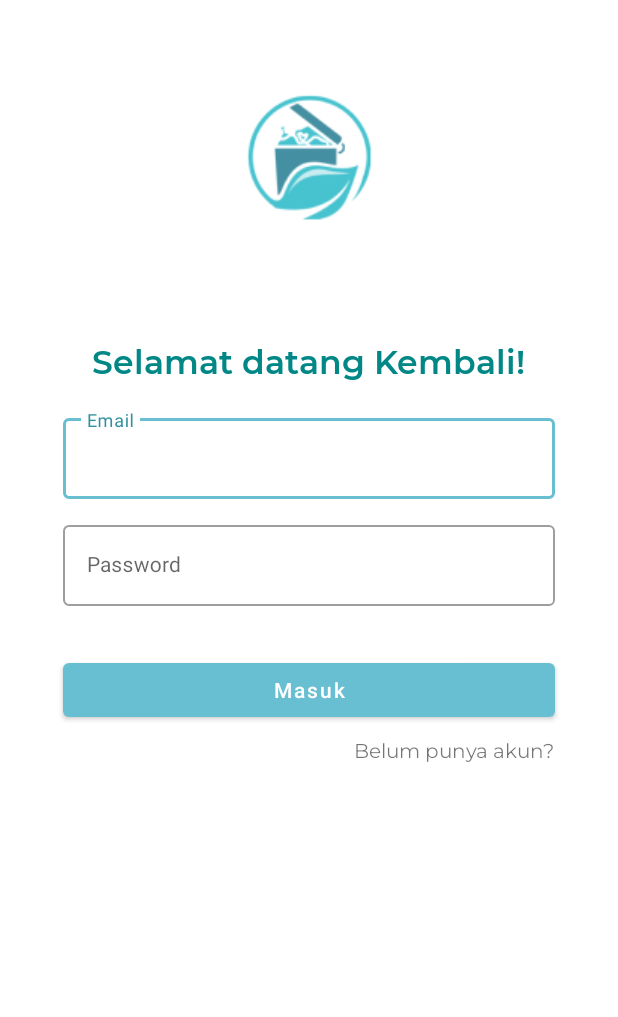
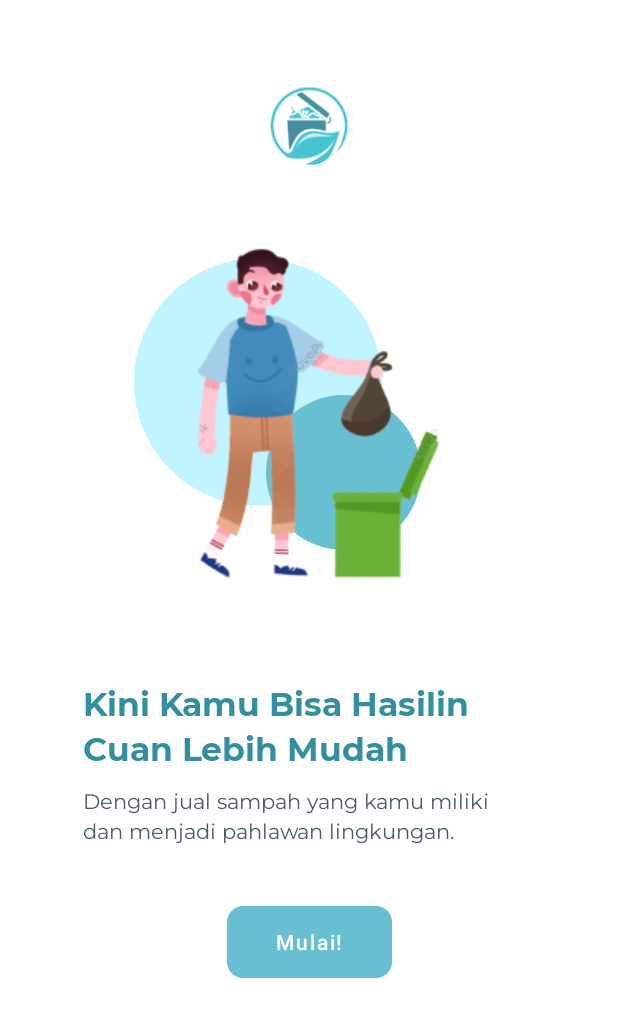
Before and after one commit to Ibrahimss02/TrashIn, an Android app: the screen it shows after launch (LoginActivity before the commit, IntroActivity after it), on a phone screen of 412 x 824 dp. Shown: the top 1017 px of the screen. Run offline under Robolectric (Android 15) with nearby library versions, the phone set to English and light mode, and no system bars; our stand-ins replace Firebase (no records; nobody signed in at launch, a user with empty details on screens opened directly), data binding.

Commit message:
added splash screen, intro, and some minor changes

```diff
--- /dev/null
+++ b/app/src/main/java/com/raion/trashin/ui/IntroActivity.kt
@@ -0,0 +1,24 @@
+package com.raion.trashin.ui
+
+import android.content.Intent
+import androidx.appcompat.app.AppCompatActivity
+import android.os.Bundle
+import com.raion.trashin.R
+import com.raion.trashin.databinding.ActivityIntroBinding
+import com.raion.trashin.ui.loginActivity.LoginActivity
+
+class IntroActivity : AppCompatActivity() {
+
+    private lateinit var binding : ActivityIntroBinding
+
+    override fun onCreate(savedInstanceState: Bundle?) {
+        super.onCreate(savedInstanceState)
+        binding = ActivityIntroBinding.inflate(layoutInflater)
+        setContentView(binding.root)
+
+        binding.startButton.setOnClickListener {
+            startActivity(Intent(this, LoginActivity::class.java))
+            finish()
+        }
+    }
+}
--- /dev/null
+++ b/app/src/main/java/com/raion/trashin/ui/SplashScreenActivity.kt
@@ -0,0 +1,34 @@
+package com.raion.trashin.ui
+
+import android.content.Intent
+import androidx.appcompat.app.AppCompatActivity
+import android.os.Bundle
+import com.google.firebase.auth.ktx.auth
+import com.google.firebase.ktx.Firebase
+import com.raion.trashin.R
+import com.raion.trashin.ui.loginActivity.LoginActivity
+import kotlinx.coroutines.CoroutineScope
+import kotlinx.coroutines.Dispatchers
+import kotlinx.coroutines.delay
+import kotlinx.coroutines.launch
+
+class SplashScreenActivity : AppCompatActivity() {
+
+    private val auth = Firebase.auth
+
+    override fun onCreate(savedInstanceState: Bundle?) {
+        super.onCreate(savedInstanceState)
+        setContentView(R.layout.activity_splash_screen)
+
+        CoroutineScope(Dispatchers.Main).launch {
+            delay(1500)
+            if (auth.currentUser != null) {
+                startActivity(Intent(this@SplashScreenActivity, LandingPageActivity::class.java))
+                finish()
+            } else {
+                startActivity(Intent(this@SplashScreenActivity, IntroActivity::class.java))
+                finish()
+            }
+        }
+    }
+}
--- a/app/src/main/java/com/raion/trashin/ui/loginActivity/LoginActivity.kt
+++ b/app/src/main/java/com/raion/trashin/ui/loginActivity/LoginActivity.kt
@@ -23,10 +23,6 @@ class LoginActivity : AppCompatActivity() {
         binding.lifecycleOwner = this
         binding.viewModel = this.viewModel
 
-        if (viewModel.currentUser() != null) {
-            startActivity(Intent(this, LandingPageActivity::class.java))
-            finish()
-        }
 
         viewModel.onLoginSuccess.observe(this, {
             if (it) {
--- a/app/src/main/java/com/raion/trashin/ui/loginActivity/LoginActivityViewModel.kt
+++ b/app/src/main/java/com/raion/trashin/ui/loginActivity/LoginActivityViewModel.kt
@@ -42,8 +42,6 @@ class LoginActivityViewModel : ViewModel() {
         }
     }
 
-    fun currentUser() = auth.currentUser
-
     fun onUserNavigated() {
         _onLoginSuccess.value = false
     }
--- /dev/null
+++ b/app/src/main/res/layout/activity_intro.xml
@@ -0,0 +1,111 @@
+<?xml version="1.0" encoding="utf-8"?>
+<layout xmlns:android="http://schemas.android.com/apk/res/android"
+    xmlns:app="http://schemas.android.com/apk/res-auto"
+    xmlns:tools="http://schemas.android.com/tools">
+
+    <androidx.constraintlayout.widget.ConstraintLayout
+        android:layout_width="match_parent"
+        android:layout_height="match_parent"
+        tools:context=".ui.IntroActivity">
+
+
+        <ImageView
+            android:layout_width="77dp"
+            android:layout_height="77dp"
+            android:src="@drawable/logo"
+            app:layout_constraintEnd_toEndOf="parent"
+            app:layout_constraintStart_toStartOf="parent"
+            app:layout_constraintTop_toTopOf="parent"
+            android:layout_marginTop="42dp" />
+
+        <ImageView
+            android:layout_width="wrap_content"
+            android:layout_height="wrap_content"
+            android:src="@drawable/circle"
+            app:layout_constraintStart_toStartOf="parent"
+            app:layout_constraintTop_toTopOf="parent"
+            android:layout_marginStart="89dp"
+            android:layout_marginTop="172dp" />
+
+        <ImageView
+            android:layout_width="wrap_content"
+            android:layout_height="wrap_content"
+            android:src="@drawable/circle_2"
+            app:layout_constraintStart_toStartOf="parent"
+            app:layout_constraintTop_toTopOf="parent"
+            android:layout_marginStart="177dp"
+            android:layout_marginTop="263dp" />
+
+
+        <ImageView
+            android:layout_width="wrap_content"
+            android:layout_height="wrap_content"
+            android:src="@drawable/buang_sampah"
+            app:layout_constraintEnd_toEndOf="parent"
+            app:layout_constraintStart_toStartOf="parent"
+            app:layout_constraintTop_toTopOf="parent"
+            android:layout_marginTop="152dp" />
+
+        <TextView
+            android:layout_width="wrap_content"
+            android:layout_height="wrap_content"
+            android:text="@string/story_1"
+            android:fontFamily="@font/montserrat_bold"
+            android:textColor="@color/primaryDarkColor"
+            android:textSize="22sp"
+            app:layout_constraintStart_toStartOf="parent"
+            app:layout_constraintTop_toTopOf="parent"
+            android:layout_marginTop="453dp"
+            android:layout_marginStart="55dp" />
+
+        <TextView
+            android:layout_width="wrap_content"
+            android:layout_height="wrap_content"
+            android:text="@string/story_2"
+            android:fontFamily="@font/montserrat_bold"
+            android:textColor="@color/primaryDarkColor"
+            android:textSize="22sp"
+            app:layout_constraintStart_toStartOf="parent"
+            app:layout_constraintTop_toTopOf="parent"
+            android:layout_marginTop="483dp"
+            android:layout_marginStart="55dp" />
+
+        <TextView
+            android:layout_width="wrap_content"
+            android:layout_height="wrap_content"
+            android:text="@string/story_3"
+            android:textColor="@color/secondaryTextColor"
+            app:layout_constraintStart_toStartOf="parent"
+            app:layout_constraintTop_toTopOf="parent"
+            android:fontFamily="@font/montserrat"
+            android:layout_marginTop="525dp"
+            android:layout_marginStart="55dp" />
+
+        <TextView
+            android:layout_width="wrap_content"
+            android:layout_height="wrap_content"
+            android:text="@string/story_4"
+            android:textColor="@color/secondaryTextColor"
+            android:fontFamily="@font/montserrat"
+            app:layout_constraintStart_toStartOf="parent"
+            app:layout_constraintTop_toTopOf="parent"
+            android:layout_marginTop="545dp"
+            android:layout_marginStart="55dp" />
+
+        <com.google.android.material.button.MaterialButton
+            android:id="@+id/startButton"
+            android:layout_width="110dp"
+            android:layout_height="wrap_content"
+            android:background="@drawable/stroke_box"
+            android:backgroundTint="@color/primaryColor"
+            android:text="@string/mulai"
+            android:textSize="14sp"
+            app:layout_constraintEnd_toEndOf="parent"
+            app:layout_constraintStart_toStartOf="parent"
+            app:layout_constraintTop_toTopOf="parent"
+            android:layout_marginTop="604dp"
+            android:textAllCaps="false" />
+
+
+    </androidx.constraintlayout.widget.ConstraintLayout>
+</layout>
--- a/app/src/main/res/layout/activity_landing_page.xml
+++ b/app/src/main/res/layout/activity_landing_page.xml
@@ -70,7 +70,8 @@
                     app:civ_border_width="2dp"
                     app:layout_constraintEnd_toStartOf="@id/guidelineEnd"
                     app:layout_constraintTop_toTopOf="parent"
-                    tools:src="@drawable/ic_launcher_background" />
+                    android:src="@drawable/zelda_profile_sample"
+                    android:onClick="@{() -> viewModel.onLogOutClicked()}"/>
 
                 <LinearLayout
                     android:layout_width="0dp"
--- a/app/src/main/res/values/colors.xml
+++ b/app/src/main/res/values/colors.xml
@@ -16,5 +16,6 @@
     <color name="secondaryDarkColor">#8ec1cc</color>
     <color name="primaryTextColor">#ffffff</color>
     <color name="secondaryTextColor">#455a64</color>
+    <color name="snackbar_error_color">#F72400</color>
 
 </resources>
--- a/app/src/main/res/values/strings.xml
+++ b/app/src/main/res/values/strings.xml
@@ -37,7 +37,7 @@
     <string name="no_account_ask">Belum punya akun?</string>
     <string name="story_1">Kini Kamu Bisa Hasilin</string>
     <string name="story_2">Cuan Lebih Mudah</string>
-    <string name="story_3">Dengan jual samph yang kamu miliki</string>
+    <string name="story_3">Dengan jual sampah yang kamu miliki</string>
     <string name="story_4">dan menjadi pahlawan lingkungan.</string>
     <string name="mulai">Mulai!</string>
 </resources>
```
Also changed, not shown: app/src/main/AndroidManifest.xml (+19 -12 lines), app/src/main/java/com/raion/trashin/ui/LandingPageActivity.kt (+10 -0 lines), app/src/main/java/com/raion/trashin/ui/LandingPageViewModel.kt (+14 -0 lines), app/src/main/java/com/raion/trashin/ui/mainActivity/MainActivity.kt (+29 -0 lines), app/src/main/java/com/raion/trashin/ui/mainActivity/MainActivityViewModel.kt (+13 -5 lines), app/src/main/res/layout/activity_story.xml (deleted, +0 -102 lines), app/src/main/res/drawable-v24/zelda_profile_sample.jpg (added).
